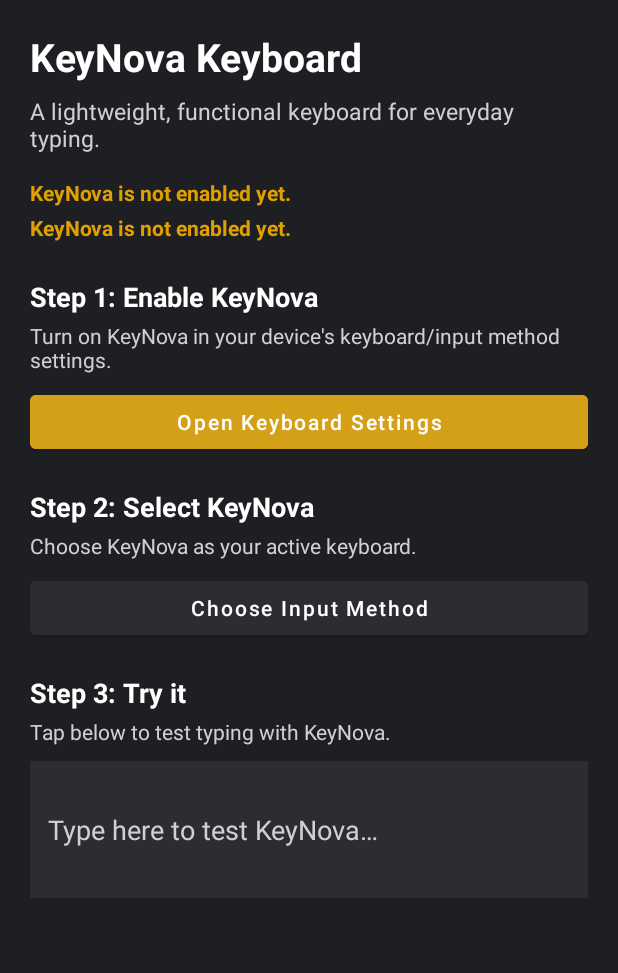
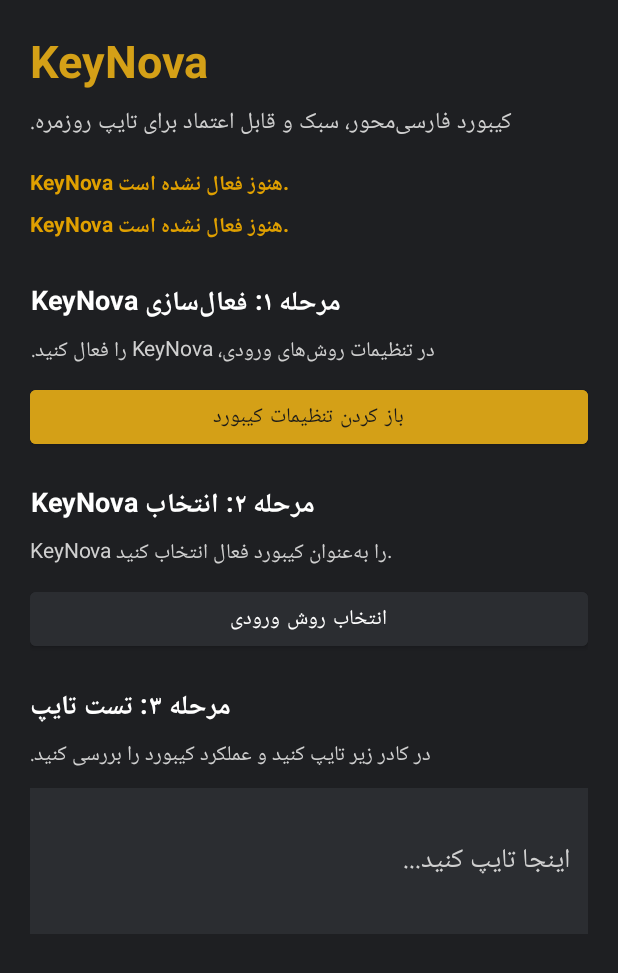
Before and after one commit to mehdi2009p/KeyNova-b, an Android app: the screen it shows after launch (SettingsActivity), on a phone screen of 412 x 824 dp. Shown: the top 973 px of the screen. Run offline under Robolectric (Android 15) with nearby library versions, the phone set to English and light mode, and no system bars.

Commit message:
v0.1: add Persian layout, FA/EN switch, ZWNJ, long-press alternates, Persian settings

```diff
--- a/app/src/main/res/layout/activity_settings.xml
+++ b/app/src/main/res/layout/activity_settings.xml
@@ -16,8 +16,8 @@
             android:layout_width="wrap_content"
             android:layout_height="wrap_content"
             android:text="@string/settings_title"
-            android:textColor="@color/keynova_text"
-            android:textSize="26sp"
+            android:textColor="@color/keynova_accent"
+            android:textSize="30sp"
             android:textStyle="bold" />
 
         <TextView
@@ -71,7 +71,7 @@
             android:backgroundTint="@color/keynova_accent"
             android:text="@string/enable_keyboard_button"
             android:textAllCaps="false"
-            android:textColor="@color/keynova_text" />
+            android:textColor="#1A1A1A" />
 
         <TextView
             android:layout_width="wrap_content"
--- a/app/src/main/res/values/strings.xml
+++ b/app/src/main/res/values/strings.xml
@@ -1,21 +1,22 @@
 <resources>
     <string name="app_name">KeyNova</string>
-    <string name="keyboard_name">KeyNova Keyboard</string>
+    <string name="keyboard_name">کیبورد KeyNova</string>
+    <string name="subtype_fa">فارسی</string>
     <string name="subtype_en_us">English (US)</string>
 
-    <string name="settings_title">KeyNova Keyboard</string>
-    <string name="settings_intro">A lightweight, functional keyboard for everyday typing.</string>
-    <string name="enable_keyboard_title">Step 1: Enable KeyNova</string>
-    <string name="enable_keyboard_desc">Turn on KeyNova in your device\'s keyboard/input method settings.</string>
-    <string name="enable_keyboard_button">Open Keyboard Settings</string>
-    <string name="select_keyboard_title">Step 2: Select KeyNova</string>
-    <string name="select_keyboard_desc">Choose KeyNova as your active keyboard.</string>
-    <string name="select_keyboard_button">Choose Input Method</string>
-    <string name="test_keyboard_title">Step 3: Try it</string>
-    <string name="test_keyboard_desc">Tap below to test typing with KeyNova.</string>
-    <string name="test_keyboard_hint">Type here to test KeyNova…</string>
-    <string name="status_enabled">KeyNova is enabled.</string>
-    <string name="status_not_enabled">KeyNova is not enabled yet.</string>
-    <string name="status_selected">KeyNova is your current keyboard.</string>
-    <string name="status_not_selected">KeyNova is enabled but not selected.</string>
+    <string name="settings_title">KeyNova</string>
+    <string name="settings_intro">کیبورد فارسی‌محور، سبک و قابل اعتماد برای تایپ روزمره.</string>
+    <string name="enable_keyboard_title">مرحله ۱: فعال‌سازی KeyNova</string>
+    <string name="enable_keyboard_desc">در تنظیمات روش‌های ورودی، KeyNova را فعال کنید.</string>
+    <string name="enable_keyboard_button">باز کردن تنظیمات کیبورد</string>
+    <string name="select_keyboard_title">مرحله ۲: انتخاب KeyNova</string>
+    <string name="select_keyboard_desc">KeyNova را به‌عنوان کیبورد فعال انتخاب کنید.</string>
+    <string name="select_keyboard_button">انتخاب روش ورودی</string>
+    <string name="test_keyboard_title">مرحله ۳: تست تایپ</string>
+    <string name="test_keyboard_desc">در کادر زیر تایپ کنید و عملکرد کیبورد را بررسی کنید.</string>
+    <string name="test_keyboard_hint">اینجا تایپ کنید...</string>
+    <string name="status_enabled">KeyNova فعال است.</string>
+    <string name="status_not_enabled">KeyNova هنوز فعال نشده است.</string>
+    <string name="status_selected">KeyNova کیبورد فعلی شماست.</string>
+    <string name="status_not_selected">KeyNova فعال است اما انتخاب نشده است.</string>
 </resources>
--- a/app/src/main/res/xml/method.xml
+++ b/app/src/main/res/xml/method.xml
@@ -2,6 +2,10 @@
 <input-method xmlns:android="http://schemas.android.com/apk/res/android"
     android:settingsActivity="com.keynova.keyboard.ui.SettingsActivity"
     android:supportsSwitchingToNextInputMethod="true">
+    <subtype
+        android:imeSubtypeLocale="fa_IR"
+        android:imeSubtypeMode="keyboard"
+        android:label="@string/subtype_fa" />
     <subtype
         android:imeSubtypeLocale="en_US"
         android:imeSubtypeMode="keyboard"
```
Also changed, not shown: app/src/main/java/com/keynova/keyboard/ime/KeyNovaImeService.kt (+9 -1 lines), app/src/main/java/com/keynova/keyboard/layout/KeyboardLayouts.kt (+77 -63 lines), app/src/main/java/com/keynova/keyboard/logic/KeyboardController.kt (+25 -27 lines), app/src/main/java/com/keynova/keyboard/model/KeyModels.kt (+11 -2 lines), app/src/main/java/com/keynova/keyboard/ui/KeyboardView.kt (+60 -23 lines).
